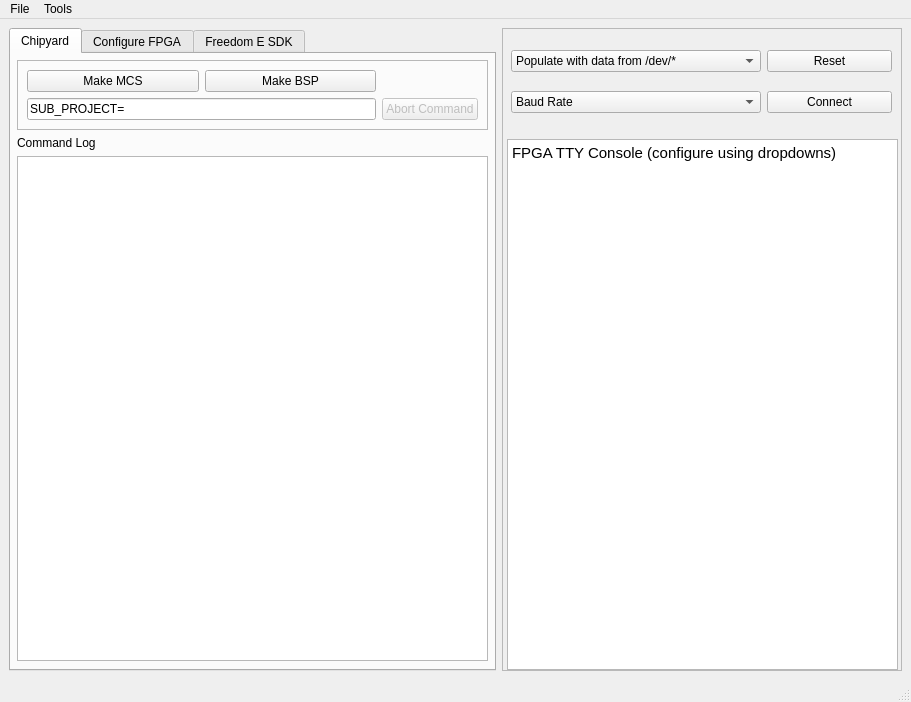
First picture: the form in mainwindow.ui, repository alexdlukens/chips-gui, before the edit.
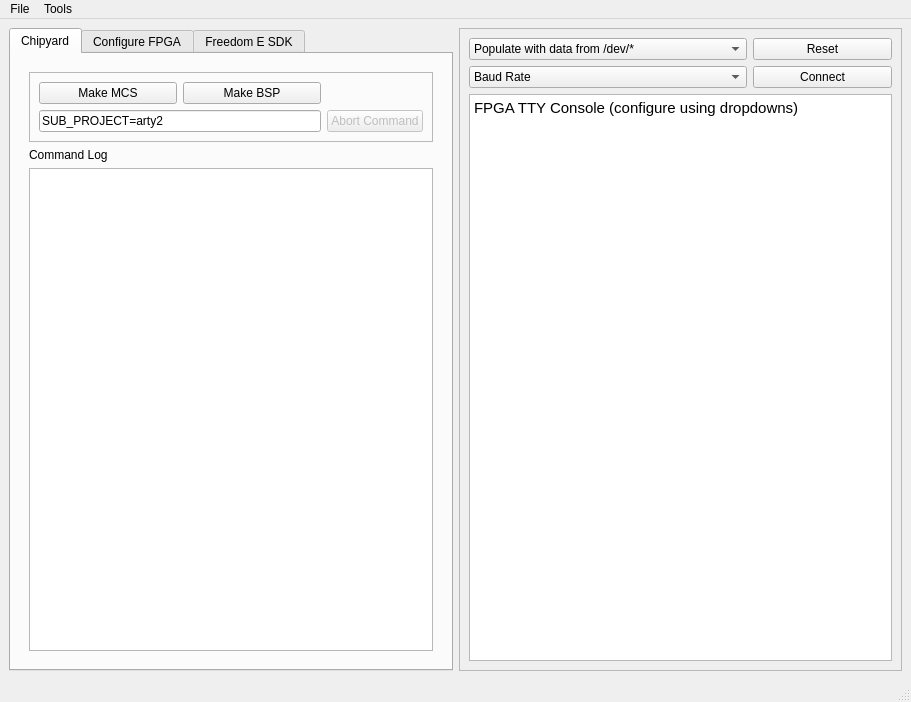
Second picture: the form after the edit.

Commit message: Removed borders of some elements to clean up window presentation. Fixed layout issues

Diff of the .ui file:
```diff
--- a/mainwindow.ui
+++ b/mainwindow.ui
@@ -35,35 +35,8 @@
       <property name="frameShadow">
        <enum>QFrame::Raised</enum>
       </property>
-      <widget class="QTextBrowser" name="textBrowser_3">
-       <property name="geometry">
-        <rect>
-         <x>5</x>
-         <y>111</y>
-         <width>391</width>
-         <height>531</height>
-        </rect>
-       </property>
-       <property name="readOnly">
-        <bool>false</bool>
-       </property>
-       <property name="html">
-        <string>&lt;!DOCTYPE HTML PUBLIC &quot;-//W3C//DTD HTML 4.0//EN&quot; &quot;http://www.w3.org/TR/REC-html40/strict.dtd&quot;&gt;
-&lt;html&gt;&lt;head&gt;&lt;meta name=&quot;qrichtext&quot; content=&quot;1&quot; /&gt;&lt;style type=&quot;text/css&quot;&gt;
-p, li { white-space: pre-wrap; }
-&lt;/style&gt;&lt;/head&gt;&lt;body style=&quot; font-family:'Ubuntu'; font-size:11pt; font-weight:400; font-style:normal;&quot;&gt;
-&lt;p style=&quot; margin-top:0px; margin-bottom:0px; margin-left:0px; margin-right:0px; -qt-block-indent:0; text-indent:0px;&quot;&gt;FPGA TTY Console (configure using dropdowns)&lt;/p&gt;&lt;/body&gt;&lt;/html&gt;</string>
-       </property>
-      </widget>
-      <widget class="QWidget" name="gridLayoutWidget_2">
-       <property name="geometry">
-        <rect>
-         <x>9</x>
-         <y>9</y>
-         <width>381</width>
-         <height>91</height>
-        </rect>
-       </property>
+      <layout class="QVBoxLayout" name="verticalLayout_3">
+       <item>
        <layout class="QGridLayout" name="gridLayout_4" columnstretch="10,5">
         <item row="0" column="0">
          <widget class="QComboBox" name="FPGA_TTY_Port">
@@ -98,26 +71,48 @@
          </widget>
         </item>
        </layout>
-      </widget>
+       </item>
+       <item>
+        <widget class="QTextBrowser" name="textBrowser_3">
+         <property name="readOnly">
+          <bool>false</bool>
+         </property>
+         <property name="html">
+          <string>&lt;!DOCTYPE HTML PUBLIC &quot;-//W3C//DTD HTML 4.0//EN&quot; &quot;http://www.w3.org/TR/REC-html40/strict.dtd&quot;&gt;
+&lt;html&gt;&lt;head&gt;&lt;meta name=&quot;qrichtext&quot; content=&quot;1&quot; /&gt;&lt;style type=&quot;text/css&quot;&gt;
+p, li { white-space: pre-wrap; }
+&lt;/style&gt;&lt;/head&gt;&lt;body style=&quot; font-family:'Ubuntu'; font-size:11pt; font-weight:400; font-style:normal;&quot;&gt;
+&lt;p style=&quot; margin-top:0px; margin-bottom:0px; margin-left:0px; margin-right:0px; -qt-block-indent:0; text-indent:0px;&quot;&gt;FPGA TTY Console (configure using dropdowns)&lt;/p&gt;&lt;/body&gt;&lt;/html&gt;</string>
+         </property>
+        </widget>
+       </item>
+      </layout>
      </widget>
     </item>
     <item row="1" column="0">
      <widget class="QTabWidget" name="tabWidget">
+      <property name="styleSheet">
+       <string notr="true"/>
+      </property>
       <property name="currentIndex">
        <number>0</number>
       </property>
-      <widget class="QWidget" name="mainTabs">
+      <widget class="QWidget" name="mainTabController">
+       <property name="styleSheet">
+        <string notr="true">#mainTabController {
+	border: 0px;
+}</string>
+       </property>
        <attribute name="title">
         <string>Chipyard</string>
        </attribute>
-       <widget class="QFrame" name="frame_2">
-        <property name="geometry">
-         <rect>
-          <x>-4</x>
-          <y>-4</y>
-          <width>491</width>
-          <height>621</height>
-         </rect>
+       <layout class="QVBoxLayout" name="verticalLayout_2">
+        <item>
+         <widget class="QFrame" name="chipyardFrame">
+          <property name="styleSheet">
+           <string notr="true">#chipyardFrame {
+	border: 0px;
+}</string>
         </property>
         <property name="frameShape">
          <enum>QFrame::StyledPanel</enum>
@@ -158,7 +153,7 @@
             <item row="1" column="1" colspan="2">
              <widget class="QLineEdit" name="commandDir">
               <property name="text">
-               <string>SUB_PROJECT=</string>
+                 <string>SUB_PROJECT=arty2</string>
               </property>
              </widget>
             </item>
@@ -194,6 +189,8 @@
          </item>
         </layout>
        </widget>
+        </item>
+       </layout>
       </widget>
       <widget class="QWidget" name="tab_2">
        <attribute name="title">
```
Lines whose indentation alone changed are shown as unchanged.
